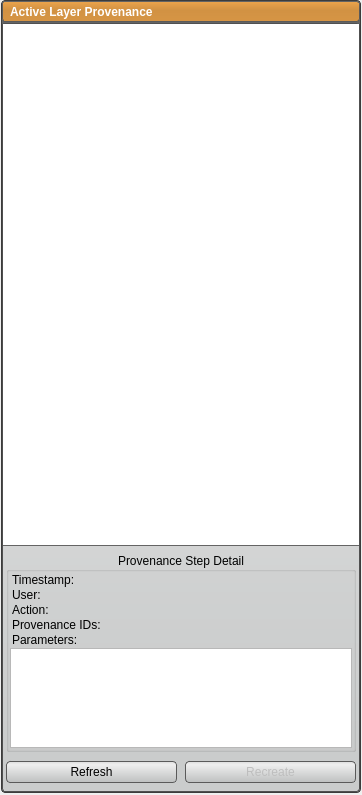
This is src/Interface/Application/ProvenanceDockWidget.ui in SCIInstitute/Seg3D as Qt 5 draws it before an edit. The edited form follows.
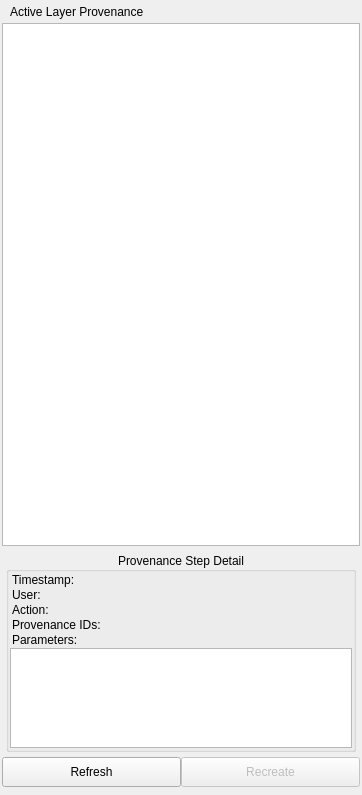
This is the edited form. Custom widgets are drawn as their Qt base class.

Patch:
```diff
--- a/src/Interface/Application/ProvenanceDockWidget.ui
+++ b/src/Interface/Application/ProvenanceDockWidget.ui
@@ -10,61 +10,6 @@
     <height>795</height>
    </rect>
   </property>
-  <property name="styleSheet">
-   <string notr="true">QPushButton{
-  background-color: qlineargradient(spread:pad, x1:0.5, y1:0, x2:0.5, y2:0.960227, stop:0 rgba(221, 221, 221, 255), stop:0.155779 rgba(238, 238, 238, 255), stop:1 rgba(192, 194, 194, 255));
-  border-radius: 4px;
-  border: 1px solid rgb(90, 90, 90);
-  margin:4px;
-}
-
-QPushButton:hover{
-  background-color: qlineargradient(spread:pad, x1:0.5, y1:0, x2:0.5, y2:1, stop:0 rgba(195, 195, 195, 255), stop:0.253769 rgba(206, 206, 206, 255), stop:1 rgba(185, 185, 185, 255));
-  border-radius: 4px;
-  border: 1px solid rgb(90, 90, 90);
-  margin:4px;
-}
-
-QPushButton:pressed{
-  background-color: qlineargradient(spread:pad, x1:0.5, y1:0, x2:0.5, y2:1, stop:0 rgba(150, 150, 150, 255), stop:0.753769 rgba(206, 206, 206, 255), stop:1 rgba(185, 185, 185, 255));
-  border-radius: 4px;
-  border: 1px solid rgb(90, 90, 90);
-  margin:4px;
-}
-
-QLabel#header_{
-  background-color: qlineargradient(spread:pad, x1:0.5, y1:0, x2:0.5, y2:0.960227, stop:0 rgba(0, 0, 0, 0), stop:0.45 rgba(0, 0, 0, 30), stop:1 rgba(0, 0, 0, 25));
-    border-radius: 3px;
-  color: white;
-  font: bold;
-}
-
-QWidget#header_bkg_{
-  background-color: rgb( 237, 165, 76 );
-    border-radius: 3px;
-  border: 1px solid rgb(100, 100, 100);
-}
-
-QWidget#active_layer_prov_widget_{
-  background-color: rgb( 100, 100, 100 );
-  border-radius:4px;
-  border: 1px solid rgb(60, 60, 60);
-  color: rgb(100, 100, 100);
-}
-
-QWidget#prov_content_{
-  border-radius: 3px;
-  border: 1px solid rgb(80, 80,80);
-  background-color: qlineargradient(spread:pad, x1:0.5, y1:0, x2:0.5, y2:0.960227, stop:0 rgba(221, 221, 221, 255), stop:0.155779 rgba(228, 228, 228, 255), stop:1 rgba(202, 204, 204, 255));      
-}
-
-QWidget#provenance_list_{
-  border-top-left-radius: 3px;
-  border-top-right-radius: 3px;
-  border: 1px solid rgb(80, 80,80);
-  border-bottom: 1px solid rgb(100, 100, 100);
-}</string>
-  </property>
   <property name="allowedAreas">
    <set>Qt::LeftDockWidgetArea|Qt::RightDockWidgetArea</set>
   </property>
```
